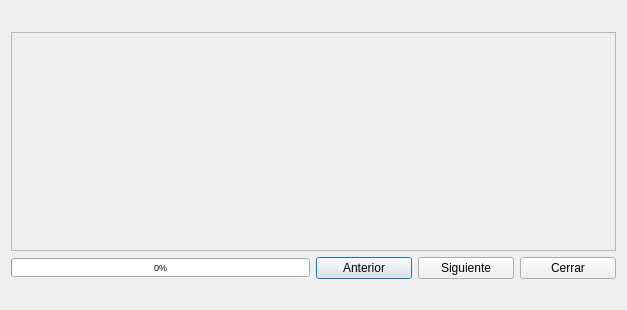
This is ventanaSecundaria.ui in moisesPastor/GPWS as Qt 5 draws it before an edit. The edited form follows.
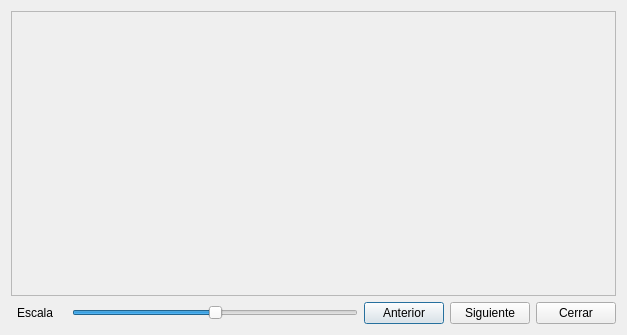
This is the edited form.

The edit to the form file:
```diff
--- a/ventanaSecundaria.ui
+++ b/ventanaSecundaria.ui
@@ -10,7 +10,7 @@
     <x>0</x>
     <y>0</y>
     <width>627</width>
-    <height>310</height>
+    <height>335</height>
    </rect>
   </property>
   <property name="mouseTracking">
@@ -20,26 +20,35 @@
    <string>Dialog</string>
   </property>
   <layout class="QGridLayout" name="gridLayout">
-   <item row="3" column="1">
-    <widget class="QLabel" name="labelX">
+   <item row="8" column="1">
+    <widget class="QLabel" name="label">
      <property name="text">
-      <string/>
+      <string>Escala</string>
      </property>
     </widget>
    </item>
-   <item row="0" column="0" colspan="3">
-    <widget class="QLabel" name="labelNombreImg">
-     <property name="font">
-      <font>
-       <pointsize>10</pointsize>
-      </font>
+   <item row="8" column="4">
+    <widget class="QPushButton" name="botonSiguienteIzq">
+     <property name="text">
+      <string>Anterior</string>
      </property>
+    </widget>
+   </item>
+   <item row="8" column="6">
+    <widget class="QPushButton" name="botonCerrarVentana2">
      <property name="text">
+      <string>Cerrar</string>
+     </property>
+    </widget>
+   </item>
+   <item row="8" column="2">
+    <widget class="QLabel" name="labelY">
+     <property name="text">
       <string/>
      </property>
     </widget>
    </item>
-   <item row="1" column="0" colspan="6">
+   <item row="0" column="0" colspan="7">
     <widget class="QScrollArea" name="scrollAreaVentana2">
      <property name="mouseTracking">
       <bool>false</bool>
@@ -53,7 +62,7 @@
         <x>0</x>
         <y>0</y>
         <width>607</width>
-        <height>215</height>
+        <height>284</height>
        </rect>
       </property>
       <property name="mouseTracking">
@@ -62,49 +71,26 @@
      </widget>
     </widget>
    </item>
-   <item row="3" column="2">
-    <widget class="QLabel" name="labelY">
-     <property name="text">
-      <string/>
-     </property>
-    </widget>
-   </item>
-   <item row="2" column="3">
-    <widget class="QPushButton" name="botonSiguienteIzq">
-     <property name="text">
-      <string>Anterior</string>
-     </property>
-    </widget>
-   </item>
-   <item row="2" column="5">
-    <widget class="QPushButton" name="botonCerrarVentana2">
-     <property name="text">
-      <string>Cerrar</string>
-     </property>
-    </widget>
-   </item>
-   <item row="2" column="4">
+   <item row="8" column="5">
     <widget class="QPushButton" name="botonSiguienteDer">
      <property name="text">
       <string>Siguiente</string>
      </property>
     </widget>
    </item>
-   <item row="2" column="0" colspan="3">
-    <widget class="QProgressBar" name="barProb">
-     <property name="font">
-      <font>
-       <pointsize>7</pointsize>
-      </font>
-     </property>
-     <property name="cursor">
-      <cursorShape>BlankCursor</cursorShape>
-     </property>
+   <item row="8" column="3">
+    <widget class="QSlider" name="horizontalSlider">
      <property name="maximum">
+      <number>100</number>
+     </property>
+     <property name="pageStep">
       <number>1</number>
      </property>
      <property name="value">
-      <number>0</number>
+      <number>50</number>
+     </property>
+     <property name="orientation">
+      <enum>Qt::Horizontal</enum>
      </property>
     </widget>
    </item>
```
